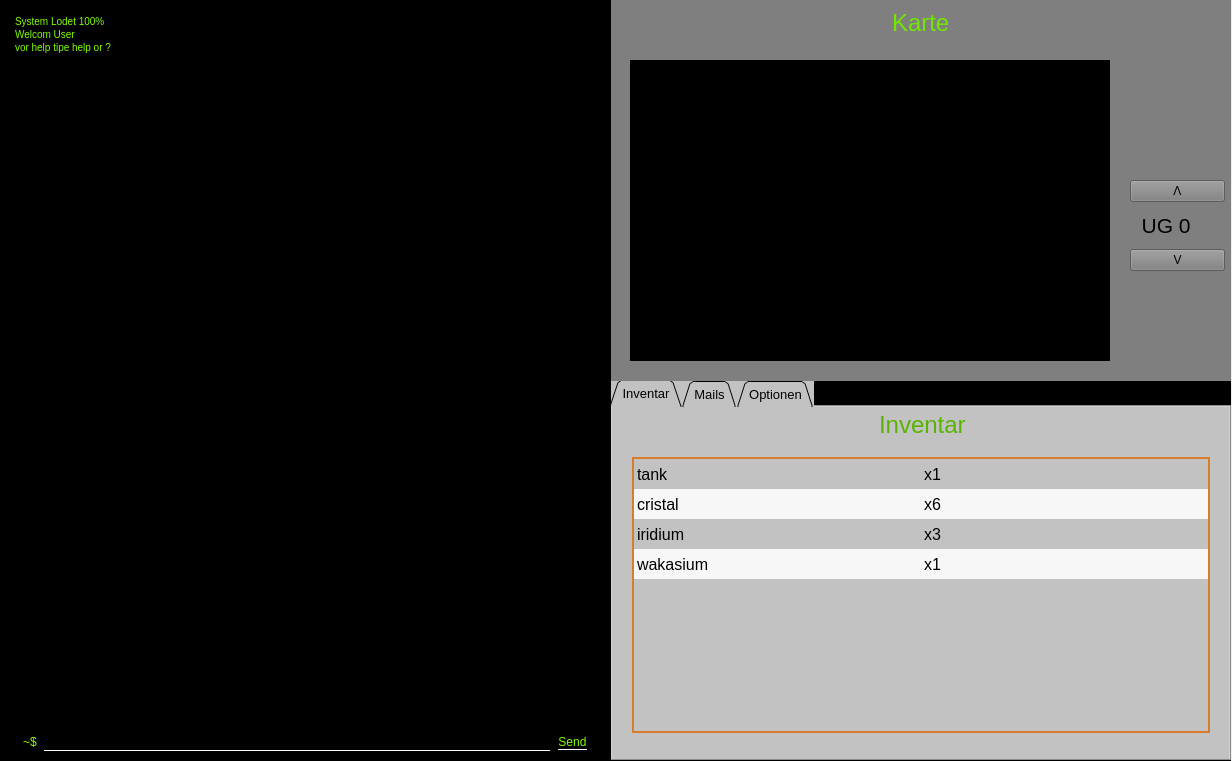
First picture: the form in SpieleprogrammierungQT/mainwindow.ui, repository EmiliaJacob/Console-game-2021, before the edit.
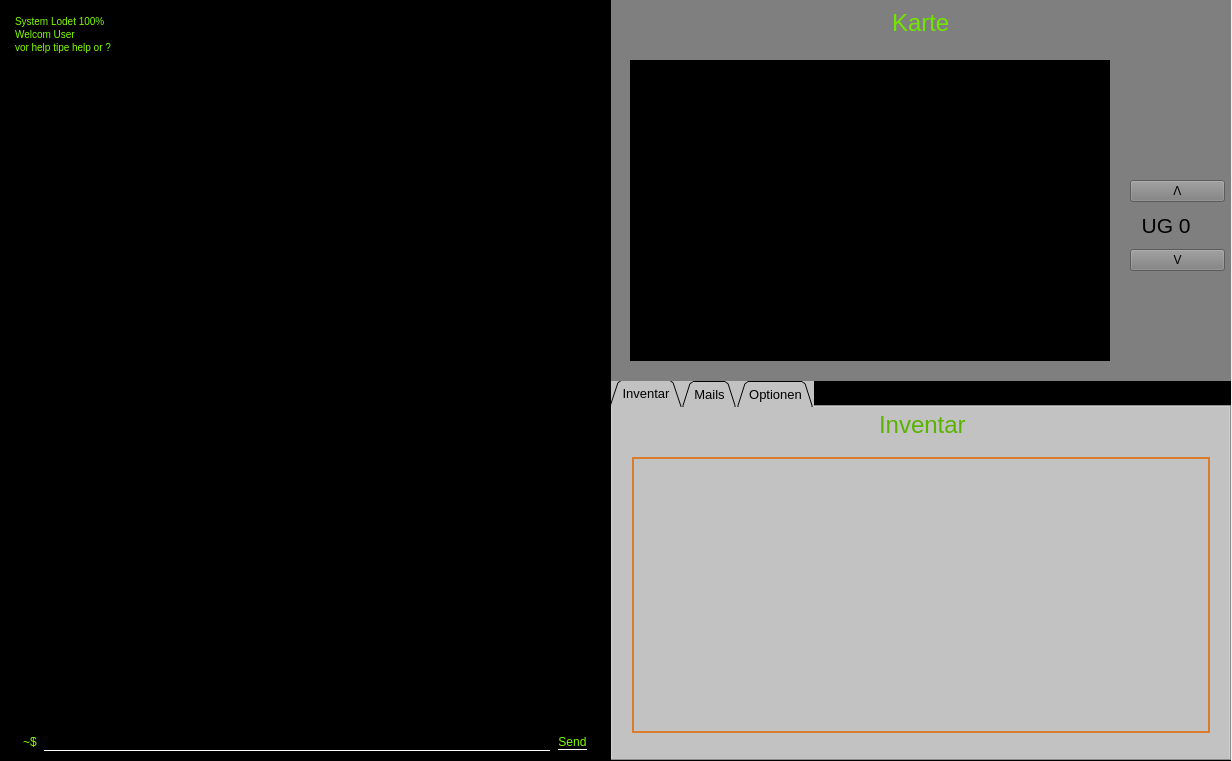
Second picture: the form after the edit. Icons and pictures are not drawn.

```diff
--- a/SpieleprogrammierungQT/mainwindow.ui
+++ b/SpieleprogrammierungQT/mainwindow.ui
@@ -392,26 +392,6 @@
          <attribute name="verticalHeaderVisible">
           <bool>false</bool>
          </attribute>
-         <row>
-          <property name="text">
-           <string>Neue Zeile</string>
-          </property>
-         </row>
-         <row>
-          <property name="text">
-           <string>Neue Zeile</string>
-          </property>
-         </row>
-         <row>
-          <property name="text">
-           <string>Neue Zeile</string>
-          </property>
-         </row>
-         <row>
-          <property name="text">
-           <string>Neue Zeile</string>
-          </property>
-         </row>
          <column>
           <property name="text">
            <string>Item</string>
@@ -422,54 +402,6 @@
            <string>Anzal</string>
           </property>
          </column>
-         <item row="0" column="0">
-          <property name="text">
-           <string>tank</string>
-          </property>
-          <property name="flags">
-           <set>ItemIsSelectable|ItemIsUserCheckable|ItemIsEnabled</set>
-          </property>
-         </item>
-         <item row="0" column="1">
-          <property name="text">
-           <string>x1</string>
-          </property>
-         </item>
-         <item row="1" column="0">
-          <property name="text">
-           <string>cristal</string>
-          </property>
-         </item>
-         <item row="1" column="1">
-          <property name="text">
-           <string>x6</string>
-          </property>
-         </item>
-         <item row="2" column="0">
-          <property name="text">
-           <string>iridium</string>
-          </property>
-         </item>
-         <item row="2" column="1">
-          <property name="text">
-           <string>x3</string>
-          </property>
-         </item>
-         <item row="3" column="0">
-          <property name="text">
-           <string>wakasium</string>
-          </property>
-         </item>
-         <item row="3" column="1">
-          <property name="text">
-           <string>x1</string>
-          </property>
-          <property name="font">
-           <font>
-            <pointsize>12</pointsize>
-           </font>
-          </property>
-         </item>
         </widget>
        </widget>
        <widget class="QWidget" name="Mails">
```
